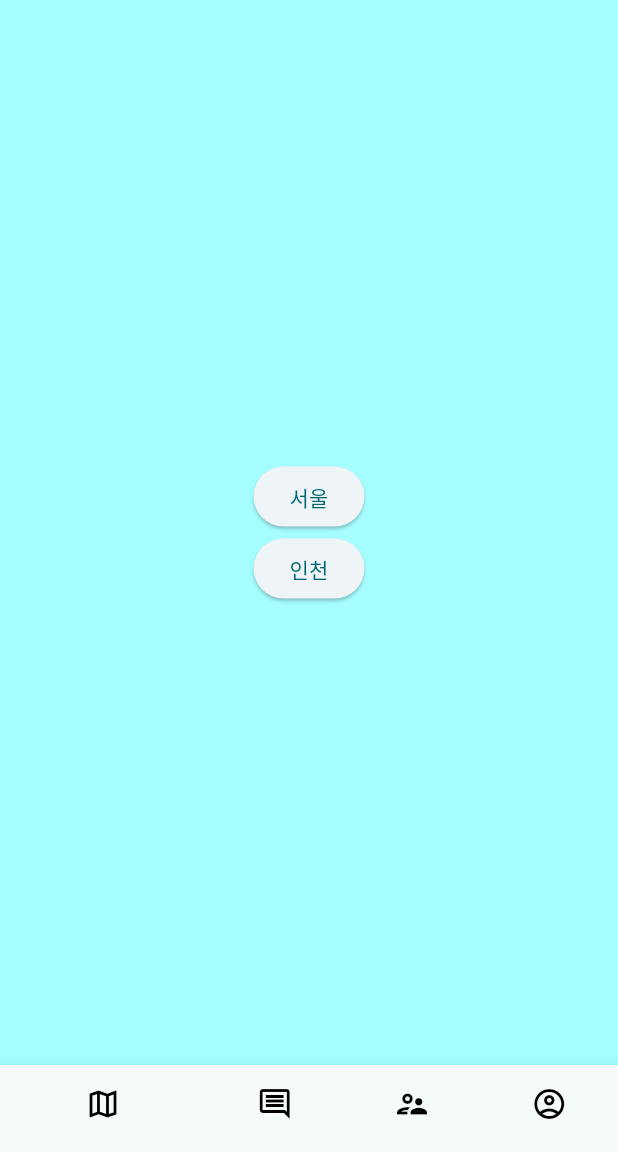
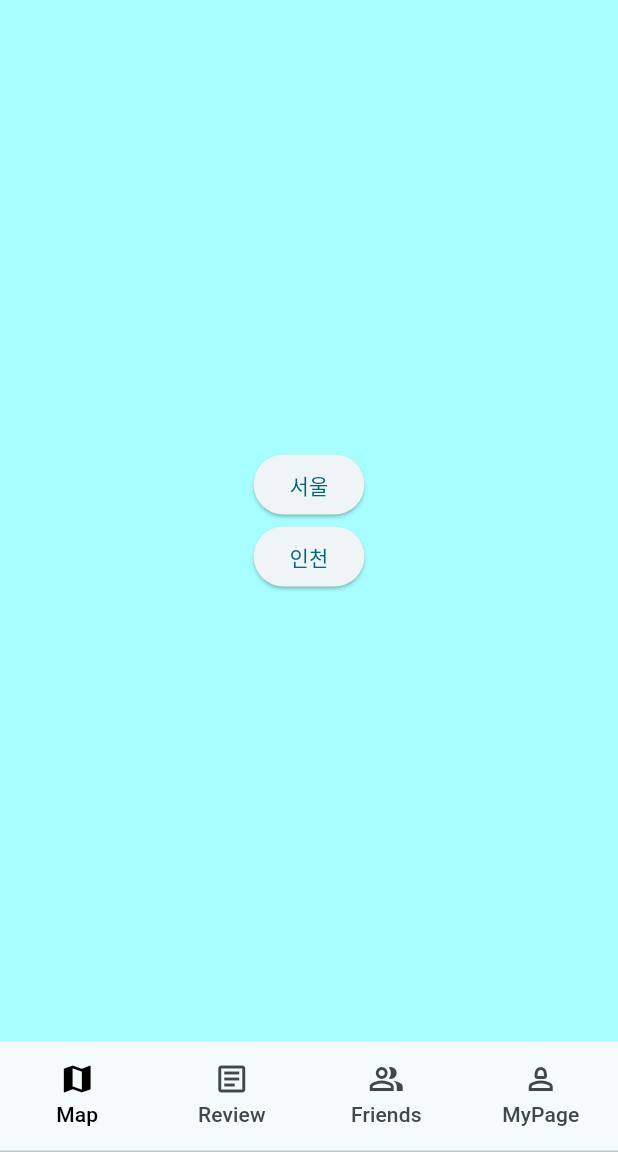
Before and after one commit to ehdtjr/real, a Flutter app: the screen it shows after launch, on a phone screen of 412 x 824 dp, the part 84-1236 px from its top. Run offline on Flutter 3.47's test engine with Material 2 defaults, Android fonts, the phone set to English and light mode, and no system bars; our stand-ins replace firebase_core; accounts and stored records are empty.

Commit message:
second upload

```diff
--- /dev/null
+++ b/lib/Firstview.dart
@@ -0,0 +1,175 @@
+import 'package:flutter/material.dart';
+import 'package:flutter_app/tab/map.dart';
+import 'package:flutter_app/tab/review.dart';
+import 'package:flutter_app/tab/friend.dart';
+import 'package:flutter_app/tab/mypage.dart';
+
+class Firstview extends StatefulWidget {
+  @override
+  State<Firstview> createState() => _TestViewState();
+}
+
+class _TestViewState extends State<Firstview>
+    with SingleTickerProviderStateMixin {
+  late TabController _tabController;
+  int _selectedIndex = 0;
+
+  @override
+  void initState() {
+    super.initState();
+    _tabController = TabController(length: 4, vsync: this);
+    _tabController.addListener(
+            () => setState(() => _selectedIndex = _tabController.index));
+  }
+
+  @override
+  void dispose() {
+    _tabController.dispose();
+    super.dispose();
+  }
+
+  @override
+  Widget build(BuildContext context) {
+    return Scaffold(
+      body: TabBarView(
+        controller: _tabController,
+        children: [
+          Map(),
+          Container( //class명 넣으면 됨 ex)Myapp()
+            color: Colors.grey[200],
+            alignment: Alignment.center,
+            child: const Text(
+              'Review',
+              style: TextStyle(
+                fontSize: 30,
+              ),
+            ),
+          ),
+          Friend(),
+          MyPage(),
+        ],
+
+      ),
+      bottomNavigationBar:SizedBox(
+        child: TabBar(
+          indicatorColor: Colors.transparent,
+          labelColor: Colors.black,
+          controller: _tabController,
+          tabs: <Widget>[
+            Tab(
+              icon: Icon(
+                _selectedIndex == 0 ? Icons.map : Icons.map_outlined,
+              ),
+              text: "Map",
+            ),
+            Tab(
+              icon: Icon(
+                _selectedIndex == 1 ? Icons.article : Icons.article_outlined,
+              ),
+              text: "Review",
+            ),
+            Tab(
+              icon: Icon(
+                _selectedIndex == 2 ? Icons.people_alt : Icons.people_alt_outlined,
+              ),
+              text: "Friends",
+            ),
+            Tab(
+              icon: Icon(
+                _selectedIndex == 3 ? Icons.person : Icons.person_2_outlined,
+              ),
+              text: "MyPage",
+            ),
+          ],
+        ),
+      ),
+    );
+  }
+
+Widget _tabBar() {
+  return SizedBox(
+    height: 100,
+    child: TabBar(
+      indicatorColor: Colors.transparent,
+      labelColor: Colors.black,
+      controller: _tabController,
+      tabs: <Widget>[
+        Tab(
+          icon: Icon(
+            _selectedIndex == 0 ? Icons.map : Icons.map_outlined,
+          ),
+          text: "Map",
+        ),
+        Tab(
+          icon: Icon(
+            _selectedIndex == 1 ? Icons.article : Icons.article_outlined,
+          ),
+          text: "Review",
+        ),
+        Tab(
+          icon: Icon(
+            _selectedIndex == 2 ? Icons.people_alt : Icons.people_alt_outlined,
+          ),
+          text: "Friends",
+        ),
+        Tab(
+          icon: Icon(
+            _selectedIndex == 3 ? Icons.person : Icons.person_2_outlined,
+          ),
+          text: "MyPage",
+        ),
+      ],
+    ),
+  );
+}
+
+  Widget _Expanded() {
+    return Expanded(
+      child: TabBarView(
+        controller: _tabController,
+        children: [
+          Container(
+            color: Colors.grey[200],
+            alignment: Alignment.center,
+            child: const Text(
+              'Tab1',
+              style: TextStyle(
+                fontSize: 30,
+              ),
+            ),
+          ),
+          Container( //class명 넣으면 됨 ex)Myapp()
+            color: Colors.grey[200],
+            alignment: Alignment.center,
+            child: const Text(
+              'Tab2',
+              style: TextStyle(
+                fontSize: 30,
+              ),
+            ),
+          ),
+          Container(
+            color: Colors.grey[200],
+            alignment: Alignment.center,
+            child: const Text(
+              'Tab3',
+              style: TextStyle(
+                fontSize: 30,
+              ),
+            ),
+          ),
+          Container(
+            color: Colors.grey[200],
+            alignment: Alignment.center,
+            child: const Text(
+              'Tab4',
+              style: TextStyle(
+                fontSize: 30,
+              ),
+            ),
+          ),
+        ],
+      ),
+    );
+  }
+}
--- a/lib/main.dart
+++ b/lib/main.dart
@@ -1,10 +1,7 @@
 import 'package:flutter/material.dart';
-import 'package:flutter_app/tab/map.dart';
-import 'package:flutter_app/tab/review.dart';
-import 'package:flutter_app/tab/friend.dart';
-import 'package:flutter_app/tab/mypage.dart';
 import 'package:firebase_core/firebase_core.dart';
 import 'firebase_options.dart';
+import 'Firstview.dart';
 
 void main() async {
   WidgetsFlutterBinding.ensureInitialized();
@@ -26,11 +23,7 @@ class MyApp extends StatelessWidget {
         useMaterial3: true,
       ),
       routes: {
-        '/map':(context)=>Map(),
-        '/review':(context)=>Review(),
-        '/friend':(context)=>Friend(),
-        '/mypage':(context)=>MyPage(),
-        '/':(context)=> Map(),
+        '/':(context)=> Firstview(),
       },
       initialRoute: '/',
     );
--- a/lib/tab/map.dart
+++ b/lib/tab/map.dart
@@ -3,6 +3,7 @@ import 'package:flutter_app/menu_bottom.dart';
 import 'package:flutter_app/Area/seoul.dart';
 import 'package:flutter_app/Area/incheon.dart';
 import '../test.dart';
+import '../Firstview.dart';
 
 class Map extends StatelessWidget {
   @override
@@ -32,11 +33,8 @@ class Map extends StatelessWidget {
             );
           },
               child: Text('인천')),
-
-
         ],
       )),
-      bottomNavigationBar:Bottom() ,
     );
   }
 }
--- a/lib/tab/mypage.dart
+++ b/lib/tab/mypage.dart
@@ -1,18 +1,14 @@
 import 'package:flutter/material.dart';
 import 'package:flutter_app/menu_bottom.dart';
 
-class MyPage extends StatelessWidget{
+class MyPage extends StatelessWidget {
   @override
   Widget build(BuildContext context) {
     return Scaffold(
       backgroundColor: Color(0xffa6feff),
-      appBar: AppBar(
-          title:const Text ('Treveat',style: TextStyle(color: Color(0xff69E2E3))),
-          centerTitle: true),
       body: Center(
         child: Text('Page4'),
       ),
-      bottomNavigationBar:Bottom() ,
     );
   }
 }
--- a/lib/tab/review.dart
+++ b/lib/tab/review.dart
@@ -12,7 +12,6 @@ class Review extends StatelessWidget{
       body: const Center(
         child: Text('Page2'),
       ),
-      bottomNavigationBar:Bottom() ,
     );
   }
 }
```
Also changed, not shown: lib/tab/friend.dart (+4 -5 lines).
